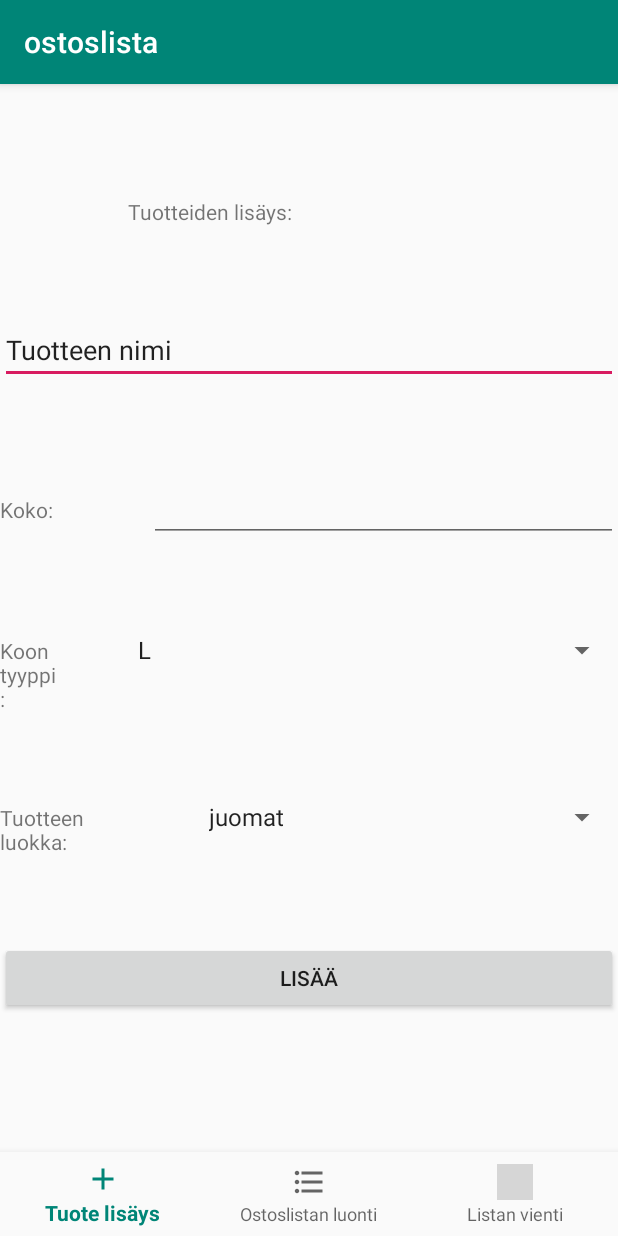
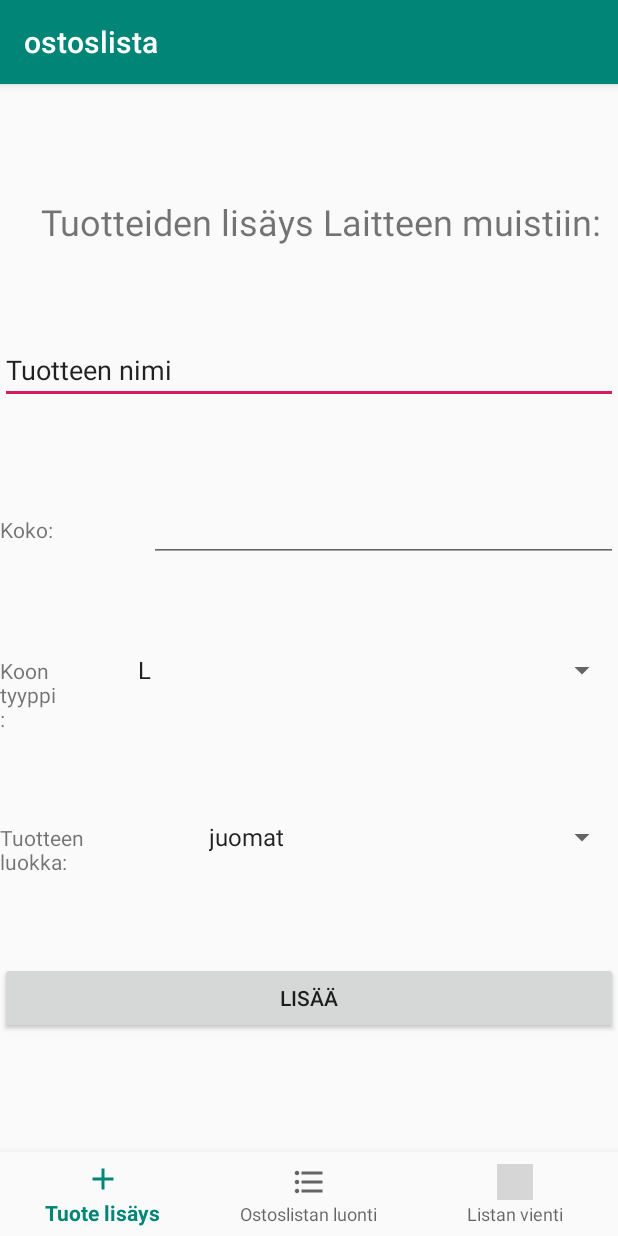
Before and after one commit to Jesse-Stenroth/ostoslista, an Android app: the screen it shows after launch (MainActivity), on a phone screen of 412 x 824 dp. Run offline under Robolectric (Android 15) with nearby library versions, the phone set to English and light mode, and no system bars; grey boxes are pictures that could not be loaded.

Commit message:
test version

```diff
--- a/app/src/main/res/layout/activity_haku.xml
+++ b/app/src/main/res/layout/activity_haku.xml
@@ -42,6 +42,12 @@
 
         </LinearLayout>
 
+        <TextView
+            android:layout_width="match_parent"
+            android:layout_height="wrap_content"
+            android:text="Klikkaamalla listalta jotain se lisätään ostoslistalle"
+            android:textSize="18sp" />
+
         <ListView
             android:id="@+id/listaNakyma"
             android:layout_width="match_parent"
--- a/app/src/main/res/layout/activity_main.xml
+++ b/app/src/main/res/layout/activity_main.xml
@@ -28,10 +28,11 @@
                     android:id="@+id/textView2"
                     android:layout_width="wrap_content"
                     android:layout_height="wrap_content"
-                    android:layout_marginLeft="85dp"
+                    android:layout_marginLeft="27dp"
                     android:layout_marginTop="75dp"
                     android:layout_weight="1"
-                    android:text="@string/AloitusOtsikko" />
+                    android:text="@string/AloitusOtsikko"
+                    android:textSize="24sp" />
             </LinearLayout>
 
             <LinearLayout
--- a/app/src/main/res/layout/activity_vienti.xml
+++ b/app/src/main/res/layout/activity_vienti.xml
@@ -39,7 +39,7 @@
             android:layout_width="match_parent"
             android:layout_height="wrap_content"
             android:layout_marginTop="15dp"
-            android:text="Klikkaamalla listalta jotain voit postaa tuotteita"
+            android:text="Klikkaamalla listalta jotain voit poistaa tuotteita"
             android:textSize="18sp" />
 
         <ListView
--- a/app/src/main/res/values/strings.xml
+++ b/app/src/main/res/values/strings.xml
@@ -3,7 +3,7 @@
     <string name="title_home">Tuote lisäys</string>
     <string name="title_dashboard">Ostoslistan luonti</string>
     <string name="title_notifications">Listan vienti</string>
-    <string name="AloitusOtsikko">Tuotteiden lisäys:</string>
+    <string name="AloitusOtsikko">Tuotteiden lisäys Laitteen muistiin:</string>
     <string name="tuotteenNimi">Tuotteen nimi</string>
     <string name="tuotteenKoko">Koko:</string>
     <string name="tuoteKoonTyyppi">Koon tyyppi:</string>
```
